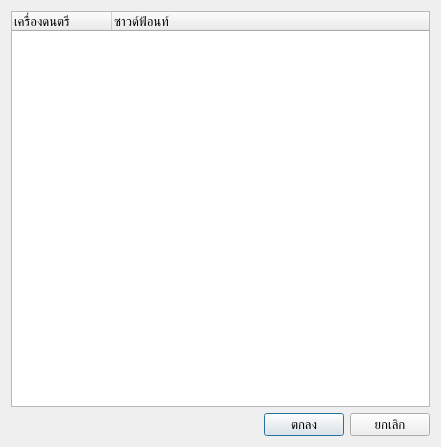
pie62/HandyKaraoke, file Dialogs/MapSoundfontDialog.ui: the form before one commit.
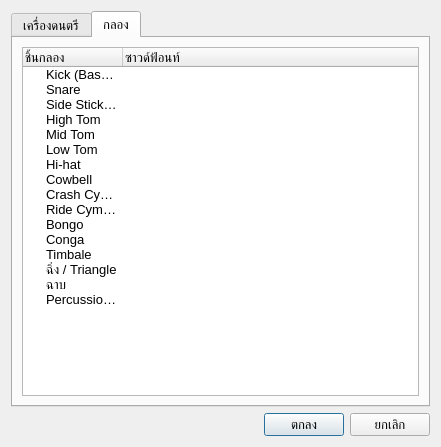
The form after the commit. The open tabs and pages were chosen to show the change.

```diff
--- a/Dialogs/MapSoundfontDialog.ui
+++ b/Dialogs/MapSoundfontDialog.ui
@@ -21,19 +21,140 @@
   <property name="locale">
    <locale language="English" country="UnitedStates"/>
   </property>
-  <layout class="QVBoxLayout" name="verticalLayout">
+  <layout class="QVBoxLayout" name="verticalLayout_2">
    <item>
-    <widget class="QTreeWidget" name="treeWidget">
-     <column>
-      <property name="text">
+    <widget class="QTabWidget" name="tabWidget">
+     <property name="currentIndex">
+      <number>0</number>
+     </property>
+     <widget class="QWidget" name="tab">
+      <attribute name="title">
        <string>เครื่องดนตรี</string>
-      </property>
-     </column>
-     <column>
-      <property name="text">
-       <string>ซาวด์ฟ้อนท์</string>
-      </property>
-     </column>
+      </attribute>
+      <layout class="QVBoxLayout" name="verticalLayout">
+       <item>
+        <widget class="QTreeWidget" name="treeWidget">
+         <column>
+          <property name="text">
+           <string>ชิ้นดนตรี</string>
+          </property>
+         </column>
+         <column>
+          <property name="text">
+           <string>ซาวด์ฟ้อนท์</string>
+          </property>
+         </column>
+        </widget>
+       </item>
+      </layout>
+     </widget>
+     <widget class="QWidget" name="tab_2">
+      <attribute name="title">
+       <string>กลอง</string>
+      </attribute>
+      <layout class="QVBoxLayout" name="verticalLayout_3">
+       <item>
+        <widget class="QTreeWidget" name="treeDrum">
+         <column>
+          <property name="text">
+           <string>ชิ้นกลอง</string>
+          </property>
+         </column>
+         <column>
+          <property name="text">
+           <string>ซาวด์ฟ้อนท์</string>
+          </property>
+         </column>
+         <item>
+          <property name="text">
+           <string>Kick (Bass Drum)</string>
+          </property>
+         </item>
+         <item>
+          <property name="text">
+           <string>Snare</string>
+          </property>
+         </item>
+         <item>
+          <property name="text">
+           <string>Side Stick/Rimshot</string>
+          </property>
+         </item>
+         <item>
+          <property name="text">
+           <string>High Tom</string>
+          </property>
+         </item>
+         <item>
+          <property name="text">
+           <string>Mid Tom</string>
+          </property>
+         </item>
+         <item>
+          <property name="text">
+           <string>Low Tom</string>
+          </property>
+         </item>
+         <item>
+          <property name="text">
+           <string>Hi-hat</string>
+          </property>
+         </item>
+         <item>
+          <property name="text">
+           <string>Cowbell</string>
+          </property>
+         </item>
+         <item>
+          <property name="text">
+           <string>Crash Cymbal</string>
+          </property>
+         </item>
+         <item>
+          <property name="text">
+           <string>Ride Cymbal</string>
+          </property>
+         </item>
+         <item>
+          <property name="text">
+           <string>Bongo</string>
+          </property>
+         </item>
+         <item>
+          <property name="text">
+           <string>Conga</string>
+          </property>
+         </item>
+         <item>
+          <property name="text">
+           <string>Timbale</string>
+          </property>
+         </item>
+         <item>
+          <property name="text">
+           <string>ฉิ่ง / Triangle</string>
+          </property>
+          <property name="text">
+           <string/>
+          </property>
+         </item>
+         <item>
+          <property name="text">
+           <string>ฉาบ</string>
+          </property>
+          <property name="text">
+           <string/>
+          </property>
+         </item>
+         <item>
+          <property name="text">
+           <string>Percussion Etc</string>
+          </property>
+         </item>
+        </widget>
+       </item>
+      </layout>
+     </widget>
     </widget>
    </item>
    <item>
```
